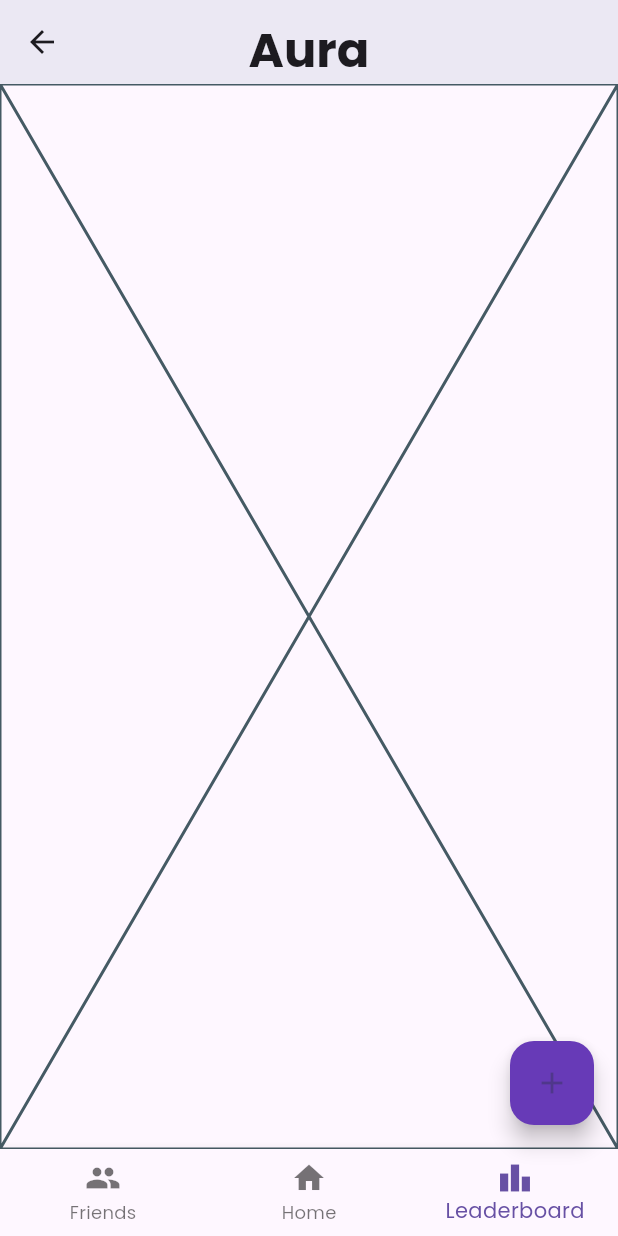
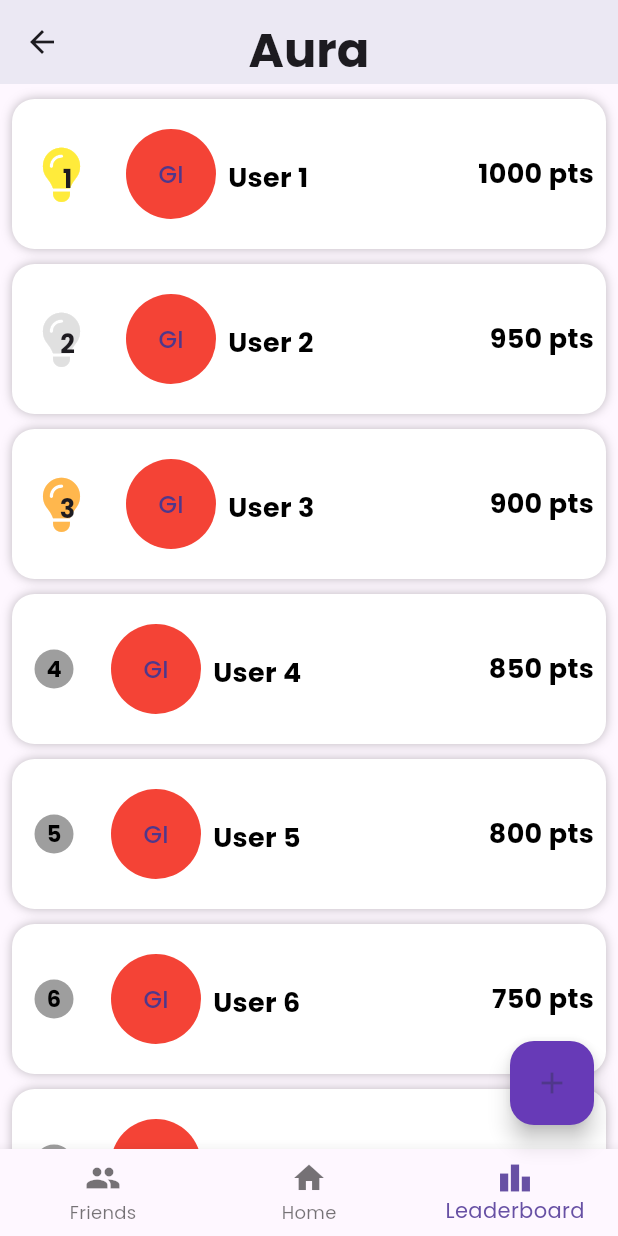
Before and after one commit to Geissmoney/Aura, a Flutter app: the HomePage screen opened directly, item 3 of the bottom bar chosen, on a phone screen of 412 x 824 dp. Run offline on Flutter 3.47's test engine with Material 3 defaults, Android fonts, the phone set to English and light mode, and no system bars; drawn by our look-alikes of loader_overlay; our stand-ins replace cloud_firestore, firebase_auth, firebase_core, font_awesome_flutter, result_dart; accounts and stored records are empty; network calls fail.

Commit message:
Fix getfriends and add leaderboard

```diff
--- a/lib/services/database_service.dart
+++ b/lib/services/database_service.dart
@@ -27,7 +27,7 @@ class DatabaseService {
   }
 
   // List of friend uids
-  Stream<List<String>> get friends {
+  List<String> getFriends {
     return userCollection
         .doc(uid)
         .collection('friends')
--- a/lib/ui/screens/leaderBoard.dart
+++ b/lib/ui/screens/leaderBoard.dart
@@ -1,15 +1,162 @@
 import 'package:flutter/material.dart';
+import 'package:font_awesome_flutter/font_awesome_flutter.dart';
 
 class Leaderboard extends StatefulWidget {
   const Leaderboard({super.key});
 
   @override
-  State<Leaderboard> createState() => _LeaderboardState();
+  _LeaderboardState createState() => _LeaderboardState();
 }
 
 class _LeaderboardState extends State<Leaderboard> {
+  List<Map<String, dynamic>> _leaderBoardItems = [];
+
+  @override
+  void initState() {
+    super.initState();
+    generateDummyData();
+  }
+
   @override
   Widget build(BuildContext context) {
-    return const Placeholder();
+    return ListView.builder(
+      itemCount: _leaderBoardItems.length,
+      itemBuilder: (BuildContext context, int index) {
+        final item = _leaderBoardItems[index];
+        return buildList(context, index, item['name'], item['auraPoints']);
+      },
+    );
+  }
+
+  Widget buildList(BuildContext context, int index, String name, int auraPoints) {
+    int ind = index + 1;
+
+    Widget aura;
+
+    if (ind == 1) {
+      aura = _buildAura(FontAwesomeIcons.solidLightbulb, Colors.yellow, '1');  // Replace with appropriate icon
+    } else if (ind == 2) {
+      aura = _buildAura(FontAwesomeIcons.solidLightbulb, Colors.grey[300]!, '2');
+    } else if (ind == 3) {
+      aura = _buildAura(FontAwesomeIcons.solidLightbulb, Colors.orange[300]!, '3');
+    } else {
+      aura = CircleAvatar(
+        backgroundColor: Colors.grey,
+        radius: 13,
+        child: Text(
+          ind.toString(),
+          style: const TextStyle(
+            color: Colors.black,
+            fontWeight: FontWeight.bold,
+            fontSize: 15,
+          ),
+        ),
+      );
+    }
+
+    return Padding(
+      padding: const EdgeInsets.only(left: 8.0, right: 8.0, top: 10),
+      child: Container(
+        height: 100,
+        decoration: const BoxDecoration(
+          color: Colors.white,
+          borderRadius: BorderRadius.all(Radius.circular(15.0)),
+          boxShadow: [BoxShadow(color: Colors.black26, blurRadius: 5.0)],
+        ),
+        child: Row(
+          children: <Widget>[
+            Expanded(
+              child: Align(
+                alignment: Alignment.centerLeft,
+                child: Padding(
+                  padding: const EdgeInsets.only(right: 0.0),
+                  child: Row(
+                    children: <Widget>[
+                      Align(
+                        alignment: Alignment.centerLeft,
+                        child: Padding(
+                          padding: const EdgeInsets.only(left: 15.0, right: 25),
+                          child: aura,
+                        ),
+                      ),
+                      const Align(
+                        child: CircleAvatar(
+                          backgroundColor: Colors.red,
+                          child: Text('GI'),
+                          radius: 30,
+                        ),
+                      ),
+                      Align(
+                        child: Column(
+                          crossAxisAlignment: CrossAxisAlignment.start,
+                          mainAxisAlignment: MainAxisAlignment.center,
+                          children: <Widget>[
+                            Padding(
+                              padding: const EdgeInsets.only(left: 8.0, top: 5),
+                              child: Text(
+                                name,
+                                style: const TextStyle(
+                                  color: Colors.black,
+                                  fontWeight: FontWeight.bold,
+                                  fontSize: 18,
+                                ),
+                              ),
+                            ),
+                          ],
+                        ),
+                      ),
+                    ],
+                  ),
+                ),
+              ),
+            ),
+            Align(
+              alignment: Alignment.centerRight,
+              child: Padding(
+                padding: const EdgeInsets.all(8.0),
+                child: Text(
+                  '$auraPoints pts',
+                  style: const TextStyle(
+                    color: Colors.black,
+                    fontWeight: FontWeight.bold,
+                    fontSize: 18,
+                  ),
+                ),
+              ),
+            ),
+          ],
+        ),
+      ),
+    );
+  }
+
+  Widget _buildAura(IconData icon, Color color, String rank) {
+    return Padding(
+      padding: const EdgeInsets.only(right: 0.0),
+      child: Stack(
+        alignment: Alignment.center,
+        children: <Widget>[
+          Center(child: Icon(icon, size: 36, color: color)),  // Using Material Icon
+          Padding(
+            padding: const EdgeInsets.only(left: 8.0, top: 6),
+            child: Center(
+              child: Text(
+                rank,
+                style: const TextStyle(fontSize: 17, fontWeight: FontWeight.bold),
+              ),
+            ),
+          ),
+        ],
+      ),
+    );
+  }
+
+  void generateDummyData() {
+    _leaderBoardItems = List.generate(10, (index) {
+      return {
+        "name": "User ${index + 1}",
+        "auraPoints": (1000 - index * 50)
+      };
+    });
   }
 }
```
